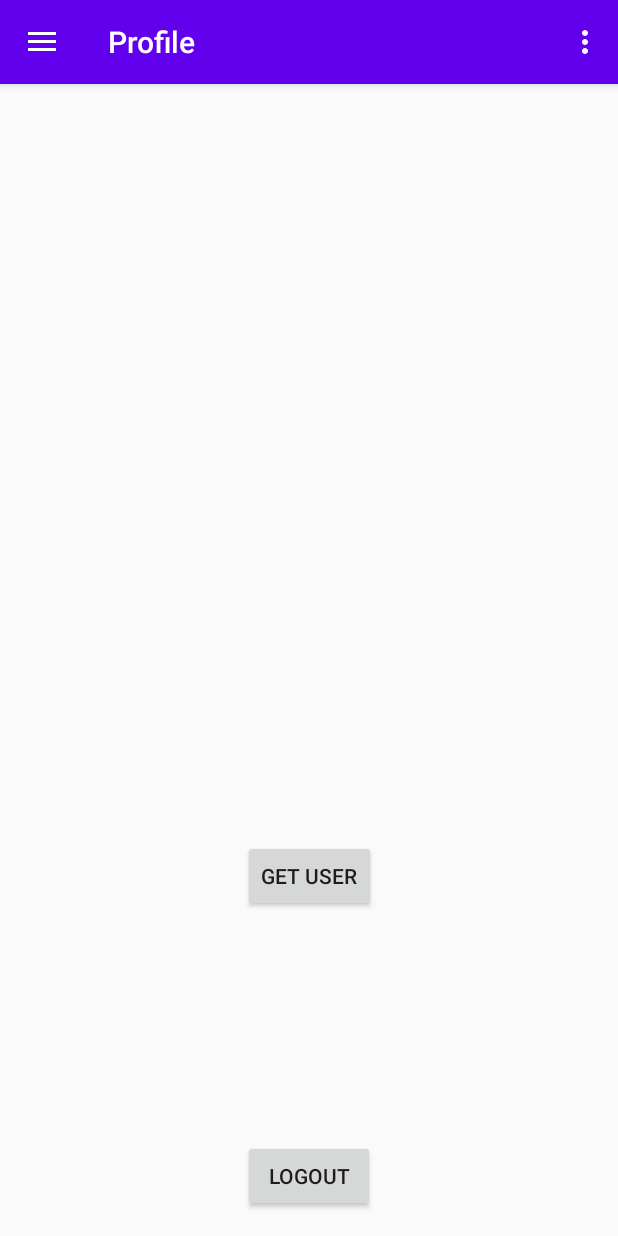
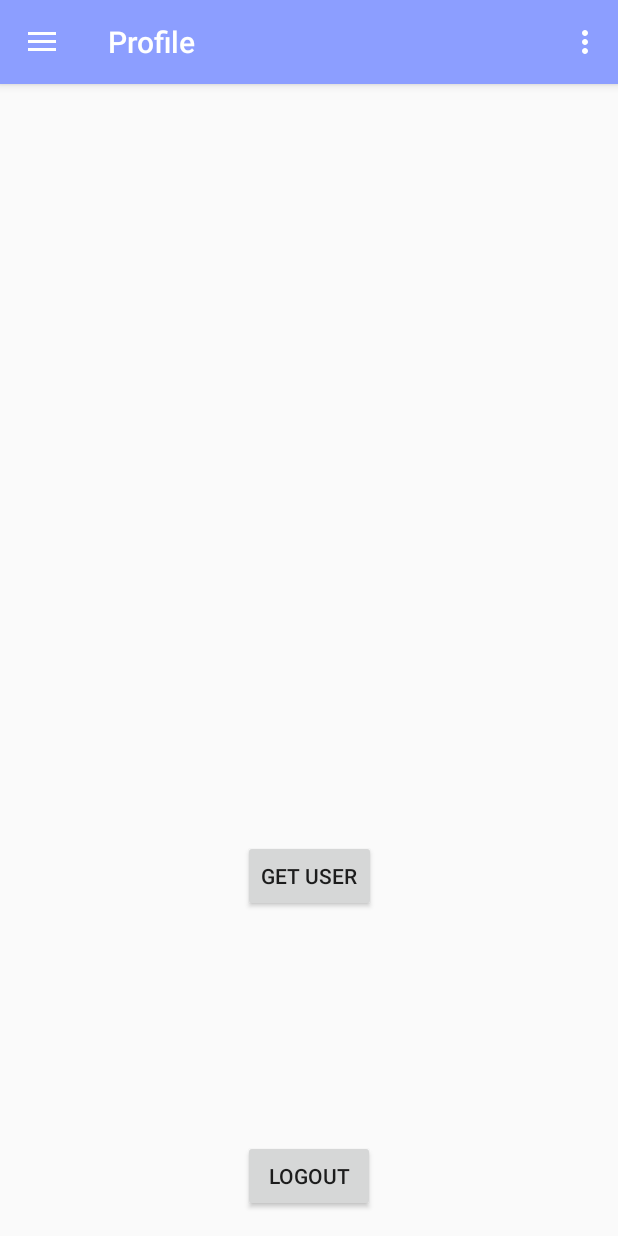
Before and after one commit to yassineuav/android_my_pet, an Android app: the MainActivity screen opened directly, with no data from a screen before it, in the side drawer, after a tap on "Profile", on a phone screen of 412 x 824 dp. Run offline under Robolectric (Android 15) with nearby library versions, the light colour scheme and no system bars; our stand-ins replace navigation-ui; pictures from the network do not load; 3 statements that could not run were skipped.

Commit message:
login xml fix design

```diff
--- a/app/src/main/java/tech/siham/papp/ui/auth/LoginActivity.kt
+++ b/app/src/main/java/tech/siham/papp/ui/auth/LoginActivity.kt
@@ -6,6 +6,7 @@ import android.os.Bundle
 import android.widget.TextView
 import androidx.lifecycle.Observer
 import androidx.lifecycle.ViewModelProvider
+import tech.siham.papp.MainActivity
 import tech.siham.papp.R
 import tech.siham.papp.data.requests.LoginRequest
 import tech.siham.papp.data.requests.RegisterRequest
@@ -44,6 +45,10 @@ class LoginActivity : AppCompatActivity() {
 
         loginViewModel.loginDetails.observe(this, Observer {
             messageView.text = it.toString()
+            if(it.toString() == "user login successfully"){
+                startActivity(Intent(this, MainActivity::class.java))
+                finish()
+            }
         })
 
         binding.buttonLogin.setOnClickListener{
--- a/app/src/main/java/tech/siham/papp/ui/auth/LoginRegisterViewModel.kt
+++ b/app/src/main/java/tech/siham/papp/ui/auth/LoginRegisterViewModel.kt
@@ -119,6 +119,7 @@ class LoginRegisterViewModel : ViewModel() {
                     _loginToken.value = result
                     SessionManager().saveAuthToken(result.access)
                     _loginDetails.value = "user login successfully"
+                    // go to main activity
                 }
                 Log.i("fetch data:  success: ", result.toString())
 
--- a/app/src/main/res/values/colors.xml
+++ b/app/src/main/res/values/colors.xml
@@ -1,8 +1,8 @@
 <?xml version="1.0" encoding="utf-8"?>
 <resources>
-    <color name="purple_200">#FFBB86FC</color>
-    <color name="purple_500">#FF6200EE</color>
-    <color name="purple_700">#FF3700B3</color>
+    <color name="purple_200">#B9F6CA</color>
+    <color name="purple_500">#8C9EFF</color>
+    <color name="purple_700">#8C9EFF</color>
     <color name="teal_200">#FF03DAC5</color>
     <color name="teal_700">#FF018786</color>
     <color name="black">#FF000000</color>
```
